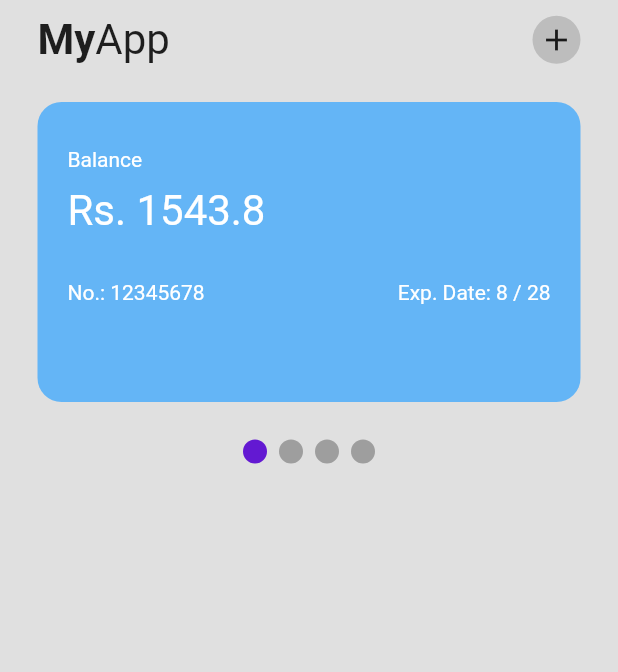
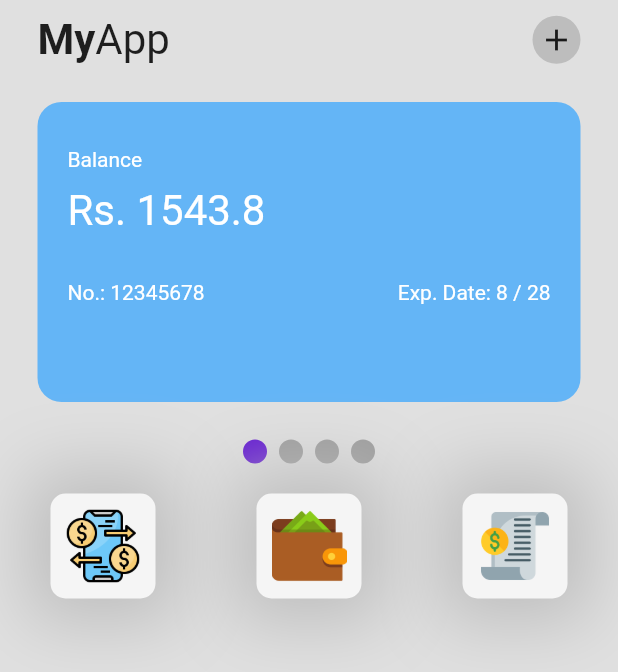
Before and after one commit to PratyushPriyam/Wallet_UI, a Flutter app: the screen it shows after launch, on a phone screen of 412 x 824 dp. Shown: the top 672 px of the screen. Run offline on Flutter 3.47's test engine with Material 2 defaults, Android fonts, the light colour scheme and no system bars; drawn by our look-alikes of smooth_page_indicator.

Commit message:
3 Row buttons added.

```diff
--- a/lib/pages/home_page.dart
+++ b/lib/pages/home_page.dart
@@ -3,6 +3,7 @@
 import 'package:flutter/material.dart';
 import 'package:smooth_page_indicator/smooth_page_indicator.dart';
 import 'package:ui_wallet/util/cards.dart';
+import 'package:ui_wallet/util/custom_buttons.dart';
 
 class HomePage extends StatefulWidget {
   const HomePage({super.key});
@@ -98,11 +99,25 @@ class _HomePageState extends State<HomePage> {
               count: 4,
               effect: JumpingDotEffect(
                   activeDotColor: Color.fromARGB(255, 99, 25, 210)),
-            )
+            ),
 
             // 3 buttons -> send + pay + bills
-
+            SizedBox(height: 20),
             //colums -> stats +transactions
+            Row(
+              mainAxisAlignment: MainAxisAlignment.spaceAround,
+              children: [
+                customButtons(
+                    imageRelativeSource: "lib/icons/transaction.png",
+                    buttonText: "Text"),
+                customButtons(
+                    imageRelativeSource: "lib/icons/wallet.png",
+                    buttonText: "Text"),
+                customButtons(
+                    imageRelativeSource: "lib/icons/bill.png",
+                    buttonText: "Text"),
+              ],
+            )
           ],
         ),
       ),
--- /dev/null
+++ b/lib/util/custom_buttons.dart
@@ -0,0 +1,31 @@
+import 'package:flutter/material.dart';
+
+// ignore: camel_case_types
+class customButtons extends StatelessWidget {
+  final String imageRelativeSource;
+  final String buttonText;
+  const customButtons(
+      {required this.imageRelativeSource, required this.buttonText, super.key});
+
+  @override
+  Widget build(BuildContext context) {
+    return Container(
+      decoration: BoxDecoration(
+          borderRadius: BorderRadius.circular(10),
+          color: Colors.grey[100],
+          boxShadow: [
+            BoxShadow(
+              offset: Offset.zero,
+              color: Colors.grey.shade400,
+              blurRadius: 40,
+              spreadRadius: 15,
+            )
+          ]),
+      height: 70,
+      width: 70,
+      // ignore: prefer_const_constructors
+      padding: EdgeInsets.all(10),
+      child: Image.asset(imageRelativeSource),
+    );
+  }
+}
```
